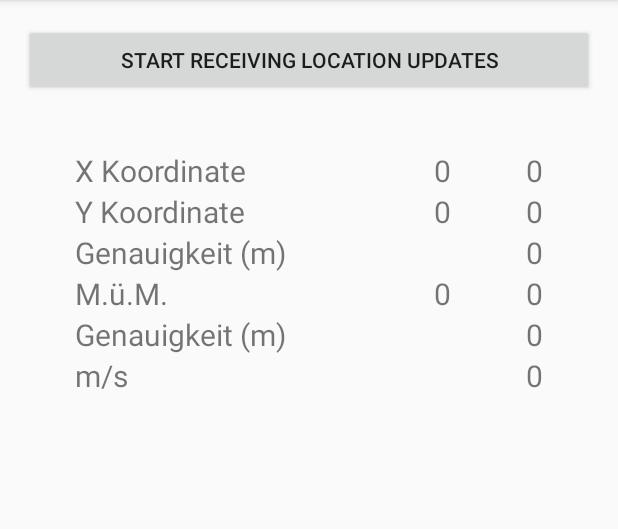
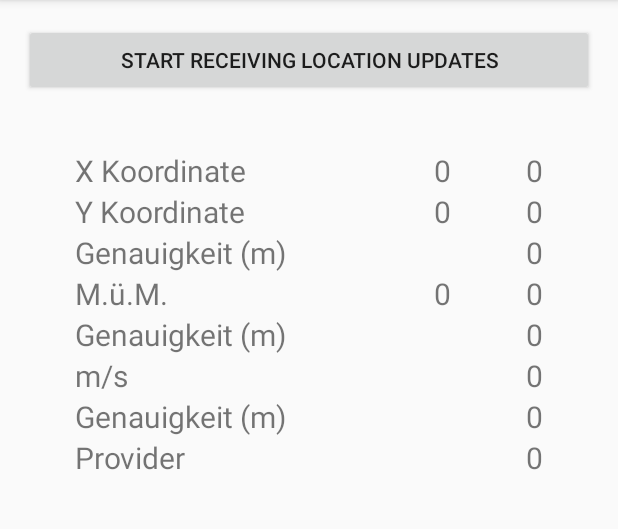
Before and after one commit to Niederb/altitool, an Android app: the screen it shows after launch (MainActivity), on a phone screen of 412 x 824 dp, the part 84-613 px from its top. Run offline under Robolectric (Android 15) with nearby library versions, the phone set to English and light mode, and no system bars; 2 statements that could not run were skipped.

Commit message:
Misc changes

```diff
--- a/base/src/main/java/ch/niederb/altitool/ForegroundOnlyLocationService.kt
+++ b/base/src/main/java/ch/niederb/altitool/ForegroundOnlyLocationService.kt
@@ -257,7 +257,7 @@ class ForegroundOnlyLocationService : Service() {
         //      4. Build and issue the notification
         val mainNotificationText = if (location != null) {
             val coordinates = convertCoordinates(location)
-            val df = DecimalFormat("####.##")
+            val df = DecimalFormat("###,###.00")
             val s = "X: ${df.format(coordinates.x)}\nY: ${df.format(coordinates.y)}\nZ: ${df.format(coordinates.z)}"
             s
         } else {
--- a/base/src/main/java/ch/niederb/altitool/MainActivity.kt
+++ b/base/src/main/java/ch/niederb/altitool/MainActivity.kt
@@ -309,21 +309,45 @@ class MainActivity : AppCompatActivity(), SharedPreferences.OnSharedPreferenceCh
             if (location != null) {
                 val chCoordinates = convertCoordinates(location)
                 val integerFormat = DecimalFormat("###")
-                val decimalFormat = DecimalFormat("000.00")
+                val decimalFormat = DecimalFormat("###.00")
 
                 findViewById<TextView>(R.id.xKm).text = integerFormat.format(chCoordinates.x / 1000)
                 findViewById<TextView>(R.id.yKm).text = integerFormat.format(chCoordinates.y / 1000)
-                findViewById<TextView>(R.id.zKm).text = integerFormat.format(chCoordinates.z / 1000)
-
-
+                findViewById<TextView>(R.id.zKm).text = if ((chCoordinates.z / 1000).toInt() > 0) {
+                    integerFormat.format(chCoordinates.z / 1000)
+                } else {
+                    ""
+                }
                 findViewById<TextView>(R.id.xMeter).text = decimalFormat.format(chCoordinates.x % 1000)
                 findViewById<TextView>(R.id.yMeter).text = decimalFormat.format(chCoordinates.y % 1000)
                 findViewById<TextView>(R.id.zMeter).text = decimalFormat.format(chCoordinates.z % 1000)
 
                 findViewById<TextView>(R.id.accuracyMeter).text = decimalFormat.format(location.accuracy)
-                //findViewById<TextView>(R.id.altitudeAccuracyMeter).text = decimalFormat.format(location.verticalAccuracyMeters)
+                findViewById<TextView>(R.id.altitudeAccuracyMeter).text =  if (android.os.Build.VERSION.SDK_INT >= android.os.Build.VERSION_CODES.O) {
+                    decimalFormat.format(location.verticalAccuracyMeters)
+                } else {
+                    "-"
+                }
+
+                findViewById<TextView>(R.id.speedAccuracyMeter).text =  if (android.os.Build.VERSION.SDK_INT >= android.os.Build.VERSION_CODES.O) {
+                     decimalFormat.format(location.speedAccuracyMetersPerSecond)
+                } else {
+                    "-"
+                }
 
                 findViewById<TextView>(R.id.speedMeter).text = decimalFormat.format(location.speed)
+
+                findViewById<TextView>(R.id.provider).text = location.provider
+                /*float 	getBearing()
+
+                Get the bearing, in degrees.
+                float 	getBearingAccuracyDegrees()
+
+                Get the estimated bearing accuracy of this location, in degrees.
+                long 	getElapsedRealtimeNanos()
+Get the longitude, in degrees.
+String 	getProvider()
+                */
             }
         }
     }
--- a/base/src/main/res/layout/activity_main.xml
+++ b/base/src/main/res/layout/activity_main.xml
@@ -49,17 +49,17 @@
         app:layout_constraintEnd_toEndOf="parent"
         app:layout_constraintStart_toStartOf="parent" />
 
+    <ScrollView
+        android:layout_width="match_parent"
+        android:layout_height="match_parent">
+
         <TableLayout
             android:layout_width="match_parent"
-        android:layout_height="match_parent"
+            android:layout_height="wrap_content"
             android:layout_marginStart="50dp"
             android:layout_marginTop="100dp"
             android:layout_marginEnd="50dp"
-        android:layout_marginBottom="50dp"
-        app:layout_constraintBottom_toBottomOf="parent"
-        app:layout_constraintEnd_toEndOf="parent"
-        app:layout_constraintStart_toStartOf="parent"
-        app:layout_constraintTop_toTopOf="parent">
+            android:layout_marginBottom="50dp">
 
             <TableRow
                 android:layout_width="match_parent"
@@ -156,7 +156,7 @@
 
             <TableRow
                 android:layout_width="match_parent"
-            android:layout_height="match_parent" >
+                android:layout_height="match_parent">
 
                 <TextView
                     android:id="@+id/zLabel"
@@ -246,6 +246,66 @@
                     android:textSize="20sp" />
             </TableRow>
 
+            <TableRow
+                android:layout_width="match_parent"
+                android:layout_height="match_parent">
+
+                <TextView
+                    android:id="@+id/speedAccuracyLabel"
+                    android:layout_width="wrap_content"
+                    android:layout_height="wrap_content"
+                    android:layout_weight="1"
+                    android:text="Genauigkeit (m)"
+                    android:textSize="20sp" />
+
+                <TextView
+                    android:id="@+id/speedAccuracyKm"
+                    android:layout_width="wrap_content"
+                    android:layout_height="wrap_content"
+                    android:layout_weight="1"
+                    android:textAlignment="textEnd"
+                    android:textSize="20sp" />
+
+                <TextView
+                    android:id="@+id/speedAccuracyMeter"
+                    android:layout_width="wrap_content"
+                    android:layout_height="wrap_content"
+                    android:layout_weight="1"
+                    android:text="0"
+                    android:textAlignment="textEnd"
+                    android:textSize="20sp" />
+            </TableRow>
+
+            <TableRow
+                android:layout_width="match_parent"
+                android:layout_height="match_parent">
+
+                <TextView
+                    android:id="@+id/providerLabel"
+                    android:layout_width="wrap_content"
+                    android:layout_height="wrap_content"
+                    android:layout_weight="1"
+                    android:text="Provider"
+                    android:textSize="20sp" />
+
+                <TextView
+                    android:id="@+id/providerDummy"
+                    android:layout_width="wrap_content"
+                    android:layout_height="wrap_content"
+                    android:layout_weight="1"
+                    android:textAlignment="textEnd"
+                    android:textSize="20sp" />
+
+                <TextView
+                    android:id="@+id/provider"
+                    android:layout_width="wrap_content"
+                    android:layout_height="wrap_content"
+                    android:layout_weight="1"
+                    android:text="0"
+                    android:textAlignment="textEnd"
+                    android:textSize="20sp" />
+            </TableRow>
         </TableLayout>
+    </ScrollView>
 
 </androidx.constraintlayout.widget.ConstraintLayout>
```
Lines whose indentation alone changed are shown as unchanged.
